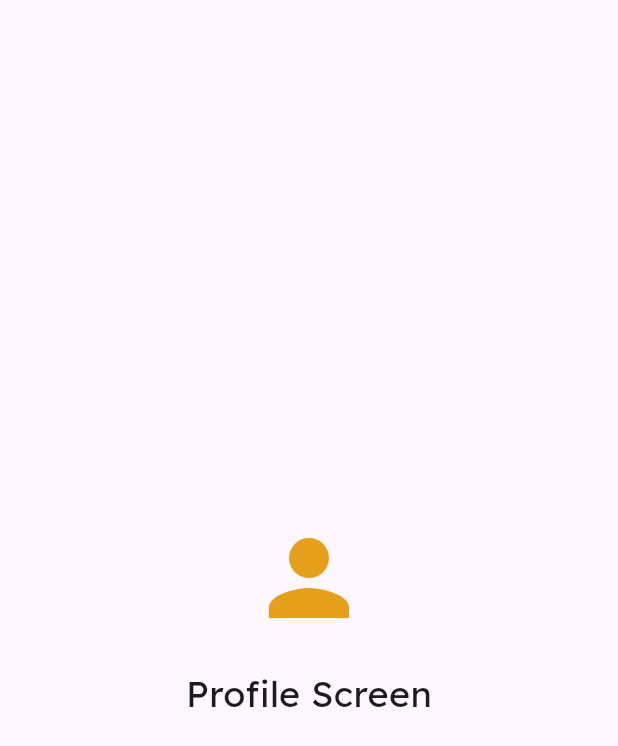
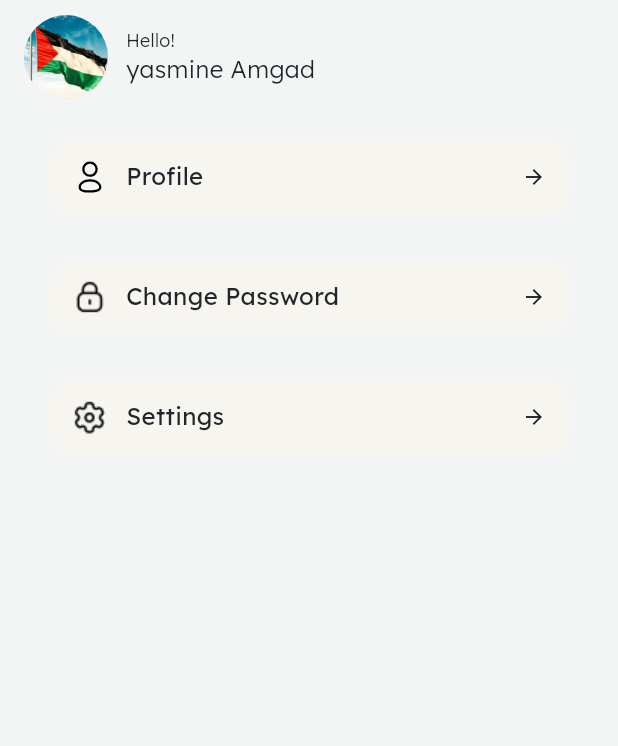
Before and after one commit to jaz006/nti-tasks, a Flutter app: the ProfileScreen screen opened directly, on a phone screen of 412 x 824 dp. Shown: the top 746 px of the screen. Run offline on Flutter 3.47's test engine with Material 3 defaults, Android fonts, the phone set to English and light mode, and no system bars; our stand-ins replace flutter_svg; missing offline and left inert: flutter_screenutil_plus.

Commit message:
added todo screens

```diff
--- a/todo/lib/features/auth_screens/onboarding_screen.dart
+++ b/todo/lib/features/auth_screens/onboarding_screen.dart
@@ -12,7 +12,7 @@ class OnboardingScreen extends StatelessWidget {
       backgroundColor: AppColors.background,
       body: SafeArea(
         child: Padding(
-          padding: const EdgeInsets.symmetric(horizontal: 8, vertical: 16.0),
+          padding: const EdgeInsets.symmetric(horizontal: 8, vertical: 16),
           child: ListView(
             children: [
               Container(
--- a/todo/lib/features/profile/profile_screen.dart
+++ b/todo/lib/features/profile/profile_screen.dart
@@ -1,4 +1,9 @@
 import 'package:flutter/material.dart';
+import 'package:flutter_svg/flutter_svg.dart';
+import 'package:todo/core/utils/apps_colors.dart';
+import 'package:todo/features/profile/change_password_screen.dart';
+import 'package:todo/features/profile/settings_screen.dart';
+import 'package:todo/features/profile/update_profile_sceen.dart';
 
 class ProfileScreen extends StatelessWidget {
   const ProfileScreen({super.key});
@@ -6,13 +11,199 @@ class ProfileScreen extends StatelessWidget {
   @override
   Widget build(BuildContext context) {
     return Scaffold(
-      body: Center(
-        child: Column(
-          mainAxisAlignment: MainAxisAlignment.center,
+      backgroundColor: AppColors.background,
+      body: Padding(
+        padding: EdgeInsetsGeometry.symmetric(horizontal: 16, vertical: 8),
+        child: ListView(
           children: [
-            Icon(Icons.person, size: 80, color: const Color.fromARGB(255, 229, 159, 27)),
-            SizedBox(height: 20),
-            Text("Profile Screen", style: TextStyle(fontSize: 24)),
+           SizedBox(
+                width: 196,
+                height: 60,
+                child: Row(
+                  children: [
+                    const CircleAvatar(
+                      radius: 28,
+                      backgroundImage: AssetImage('assets/Images/flag.png'),
+                    ),
+                    const SizedBox(width: 12),
+                    Column(
+                      crossAxisAlignment: CrossAxisAlignment.start,
+                      mainAxisAlignment: MainAxisAlignment.center,
+                      children: const [
+                        Text(
+                          'Hello!',
+                          style: TextStyle(
+                            fontSize: 12,
+                            fontWeight: FontWeight.w300,
+                            color: AppColors.font,
+                          ),
+                        ),
+                        Text(
+                          'yasmine Amgad',
+                          style: TextStyle(
+                            fontSize: 16,
+                            fontWeight: FontWeight.w300,
+                            color: AppColors.font,
+                          ),
+                        ),
+                      ],
+                    ),
+                  ],
+                ),
+              ),
+
+               const SizedBox(height: 20),
+
+               GestureDetector(
+               onTap: () {
+    Navigator.push(
+                      context,
+                      MaterialPageRoute(
+                        builder: (context) => UpdateProfileScreen(),
+                      ),
+                    );
+                 },
+             child: Container(
+            margin: const EdgeInsets.symmetric(horizontal: 16.0, vertical: 6.0),
+             padding: const EdgeInsets.symmetric(horizontal: 16.0, vertical: 12.0),
+              decoration: BoxDecoration(
+              color: const Color(0xFFF7F5EF),
+               borderRadius: BorderRadius.circular(16.0),
+    ),
+    child: Row(
+      children: [
+        // Leading Icon from assets
+        SvgPicture.asset(
+          'assets/Images/Profile - Iconly Pro.svg',
+          width: 24,
+          height: 24,
+        ),
+        const SizedBox(width: 12.0),
+
+        // Title Text
+        const Text(
+          'Profile',
+          style: TextStyle(
+            fontSize: 16.0,
+            fontWeight: FontWeight.w400,
+            color: Color(0xFF24252C),
+          ),
+        ),
+
+        const Spacer(),
+
+
+        const Icon(
+          Icons.arrow_forward,
+          size: 16.0,
+          color: Color(0xFF24252C),
+        ),
+      ],
+    ),
+  ),
+),
+
+ SizedBox(height: 20),
+
+               GestureDetector(
+               onTap: () {
+    Navigator.push(
+                      context,
+                      MaterialPageRoute(
+                        builder: (context) => ChangePasswordScreen(),
+                      ),
+                    );
+                 },
+             child: Container(
+            margin: const EdgeInsets.symmetric(horizontal: 16.0, vertical: 6.0),
+             padding: const EdgeInsets.symmetric(horizontal: 16.0, vertical: 12.0),
+              decoration: BoxDecoration(
+              color: const Color(0xFFF7F5EF),
+               borderRadius: BorderRadius.circular(16.0),
+    ),
+    child: Row(
+      children: [
+        // Leading Icon from assets
+        Image.asset(
+          'assets/Images/Lock - Iconly Pro.png',
+          width: 24,
+          height: 24,
+        ),
+        const SizedBox(width: 12.0),
+
+        // Title Text
+        const Text(
+          'Change Password',
+          style: TextStyle(
+            fontSize: 16.0,
+            fontWeight: FontWeight.w400,
+            color: Color(0xFF24252C),
+          ),
+        ),
+
+        const Spacer(),
+
+
+        const Icon(
+          Icons.arrow_forward,
+          size: 16.0,
+          color: Color(0xFF24252C),
+        ),
+      ],
+    ),
+  ),
+),
+
+const SizedBox(height: 20),
+
+               GestureDetector(
+               onTap: () {
+    Navigator.push(
+                      context,
+                      MaterialPageRoute(
+                        builder: (context) => SettingsScreen(),
+                      ),
+                    );
+                 },
+             child: Container(
+            margin: const EdgeInsets.symmetric(horizontal: 16.0, vertical: 6.0),
+             padding: const EdgeInsets.symmetric(horizontal: 16.0, vertical: 12.0),
+              decoration: BoxDecoration(
+              color: const Color(0xFFF7F5EF),
+               borderRadius: BorderRadius.circular(16.0),
+    ),
+    child: Row(
+      children: [
+        // Leading Icon from assets
+        Image.asset(
+          'assets/Images/Setting - Iconly Pro.png',
+          width: 24,
+          height: 24,
+        ),
+        const SizedBox(width: 12.0),
+
+        // Title Text
+        const Text(
+          'Settings',
+          style: TextStyle(
+            fontSize: 16.0,
+            fontWeight: FontWeight.w400,
+            color: Color(0xFF24252C),
+          ),
+        ),
+
+        const Spacer(),
+
+
+        const Icon(
+          Icons.arrow_forward,
+          size: 16.0,
+          color: Color(0xFF24252C),
+        ),
+      ],
+    ),
+  ),
+)
           ],
         ),
       ),
```
Also changed, not shown: todo/lib/features/profile/change_password_screen.dart (added, +117 -0 lines), todo/lib/features/profile/settings_screen.dart (added, +125 -0 lines), todo/lib/features/profile/update_profile_sceen.dart (added, +80 -0 lines), todo/assets/Images/Lock - Iconly Pro.png (added), todo/assets/Images/Setting - Iconly Pro.png (added).
